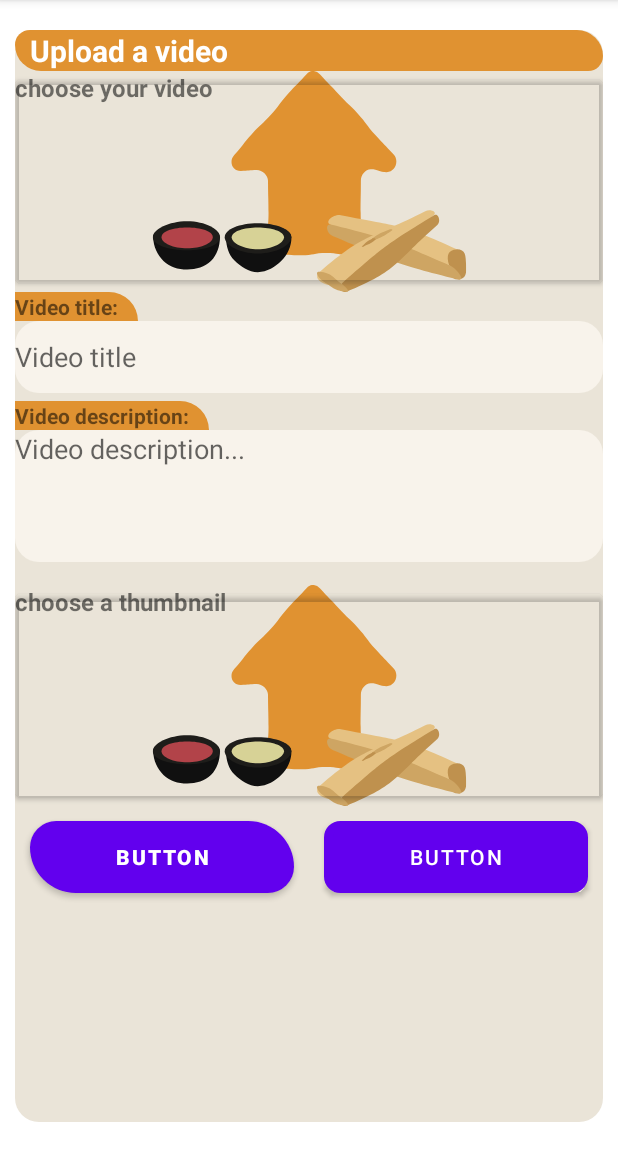
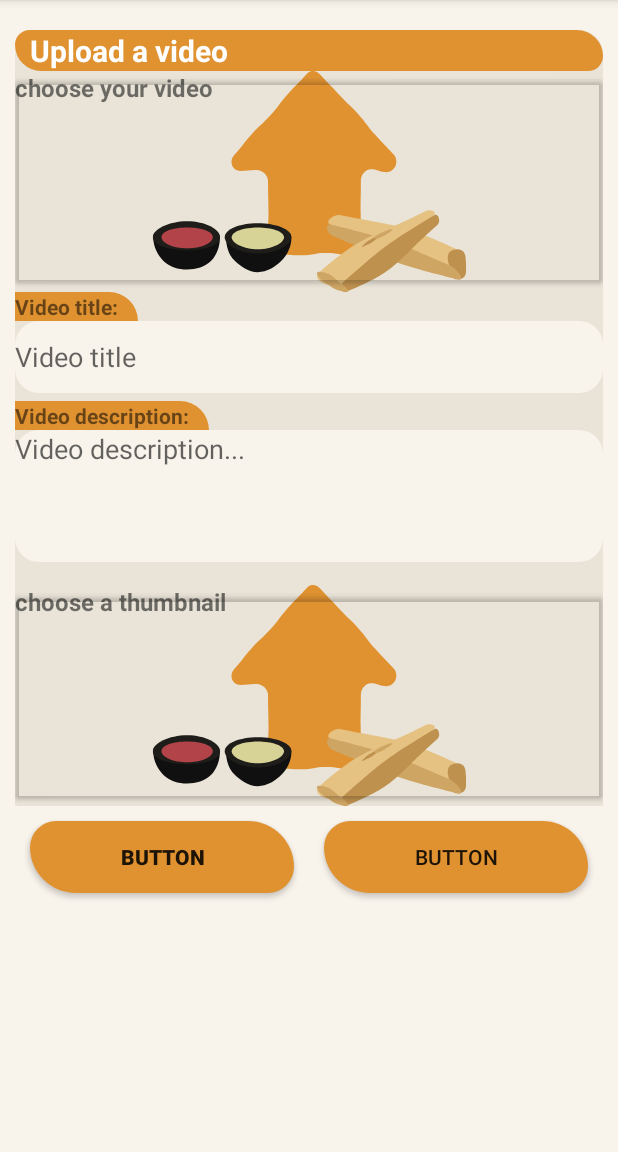
Before and after one commit to Mzhenian/CrispyCrumbsAndroid, an Android app: the fragment UploadVideoFragment placed in its activity, on a phone screen of 412 x 824 dp, the part 84-1236 px from its top. Run offline under Robolectric (Android 15) with nearby library versions, the phone set to English and light mode, and no system bars.

Commit message:
some minor changes

```diff
--- a/app/src/main/java/com/example/crispycrumbs/ui/SignUpFragment.java
+++ b/app/src/main/java/com/example/crispycrumbs/ui/SignUpFragment.java
@@ -76,7 +76,9 @@ public class SignUpFragment extends Fragment {
             String returnedError = UserLogic.ValidateSignUp(binding.etEmailAddress.getText().toString(), binding.etUsername.getText().toString(), binding.etPassword.getText().toString(), binding.etConfirmPassword.getText().toString(), binding.etDisplayName.getText().toString(), binding.etPhoneNumber.getText().toString(), binding.etDateOfBirth.toString());
             if (returnedError == null) {
                 DataManager dataManager = DataManager.getInstance();
-                UserItem newUser = dataManager.createUser(view.getContext(), binding.etUsername.getText().toString(), binding.etPassword.getText().toString(), binding.etDisplayName.getText().toString(), binding.etEmailAddress.getText().toString(), binding.etPhoneNumber.getText().toString(), new Date(), null, currentPhotoPath);
+                // Use default profile picture if no photo is taken
+                String profilePicPath = currentPhotoPath != null ? currentPhotoPath : "android.resource://" + getContext().getPackageName() + "/" + R.drawable.baseline_account_circle_24;
+                UserItem newUser = dataManager.createUser(view.getContext(), binding.etUsername.getText().toString(), binding.etPassword.getText().toString(), binding.etDisplayName.getText().toString(), binding.etEmailAddress.getText().toString(), binding.etPhoneNumber.getText().toString(), new Date(), null, profilePicPath);
                 dataManager.addUser(newUser);
                 LoggedInUser.SetLoggedInUser(newUser);
                 loadingProgressBar.setVisibility(View.GONE);
@@ -92,7 +94,6 @@ public class SignUpFragment extends Fragment {
                 signUpButton.setEnabled(true);
                 usernameEditText.setEnabled(true);
                 passwordEditText.setEnabled(true);
-
             }
         });
 
--- a/app/src/main/java/com/example/crispycrumbs/ui/VideoPlayerFragment.java
+++ b/app/src/main/java/com/example/crispycrumbs/ui/VideoPlayerFragment.java
@@ -143,7 +143,7 @@ public class VideoPlayerFragment extends Fragment implements CommentSection_Adap
                     unlikeButton.setColorFilter(getResources().getColor(R.color.black_div));
                 }
             } else {
-                Toast.makeText(getContext(), "Please log in to comment.", Toast.LENGTH_SHORT).show();
+                Toast.makeText(getContext(), "Please log in to add and see comments.", Toast.LENGTH_LONG).show();
             }
 
             // Update user info for the video
--- a/app/src/main/res/layout/fragment_upload_video.xml
+++ b/app/src/main/res/layout/fragment_upload_video.xml
@@ -5,7 +5,8 @@
     android:id="@+id/frameLayout"
     android:layout_width="match_parent"
     android:layout_height="match_parent"
-    tools:context=".ui.UploadVideoFragment">
+    tools:context=".ui.UploadVideoFragment"
+    style="@style/CONTAINER">
 
 
     <LinearLayout
@@ -18,7 +19,8 @@
         app:layout_constraintBottom_toBottomOf="parent"
         app:layout_constraintEnd_toEndOf="parent"
         app:layout_constraintStart_toStartOf="parent"
-        app:layout_constraintTop_toTopOf="parent">
+        app:layout_constraintTop_toTopOf="parent"
+        style="@style/CONTAINER">
 
 
         <TextView
@@ -73,7 +75,8 @@
                 app:layout_constraintTop_toTopOf="parent"
                 app:srcCompat="@drawable/layer_1"
                 tools:layout_conversion_absoluteHeight="147dp"
-                tools:layout_conversion_absoluteWidth="210dp" />
+                tools:layout_conversion_absoluteWidth="210dp"
+                />
 
             <Button
                 android:id="@+id/btnChooseVideo"
@@ -86,7 +89,8 @@
                 app:layout_constraintStart_toStartOf="parent"
                 app:layout_constraintTop_toTopOf="@+id/uploadImageHolder"
                 tools:layout_conversion_absoluteHeight="0dp"
-                tools:layout_conversion_absoluteWidth="392dp" />
+                tools:layout_conversion_absoluteWidth="392dp"
+                />
         </androidx.constraintlayout.widget.ConstraintLayout>
 
         <TextView
@@ -181,26 +185,26 @@
         <LinearLayout
             android:layout_width="match_parent"
             android:layout_height="match_parent"
-            android:orientation="horizontal">
+            android:orientation="horizontal"
+            style="@style/CONTAINER">
 
-            <Button
+            <androidx.appcompat.widget.AppCompatButton
                 android:id="@+id/btnUpload"
                 android:layout_width="wrap_content"
                 android:layout_height="wrap_content"
                 android:layout_margin="10dp"
                 android:layout_weight="1"
-                android:background="@drawable/diff_round_corners_orange"
                 android:text="Button"
-                android:textColor="#FFFFFF"
-                android:textStyle="bold" />
-            <Button
+                android:textStyle="bold"
+                style="@style/BUTTON"/>
+            <androidx.appcompat.widget.AppCompatButton
                 android:id="@+id/btnCancel"
                 android:layout_margin="10dp"
                 android:layout_width="wrap_content"
                 android:layout_height="wrap_content"
                 android:layout_weight="1"
-                android:background="@drawable/small_button_style_light"
-                android:text="Button" />
+                android:text="Button"
+                style="@style/BUTTON"/>
         </LinearLayout>
 
 
--- a/app/src/main/res/values/strings.xml
+++ b/app/src/main/res/values/strings.xml
@@ -30,7 +30,7 @@
     <string name="et_mail_address">email address</string>
     <string name="et_name">* displayed name</string>
     <string name="et_password">* password</string>
-    <string name="btn_sigh_up">Sigh up!</string>
+    <string name="btn_sign_up">Sign up!</string>
     <string name="et_username">* username</string>
     <string name="et_last_mame">last mame</string>
     <string name="et_phone_number">phone number</string>
--- a/app/src/main/res/values/themes.xml
+++ b/app/src/main/res/values/themes.xml
@@ -52,5 +52,6 @@
 
     <style name="CONTAINER">
         <item name="android:background"> @color/off_white</item>
+        <item name="android:textColor">@color/black_light</item>
     </style>
 </resources>
```
Also changed, not shown: app/src/main/res/layout/fragment_sign_up.xml (+4 -3 lines).
